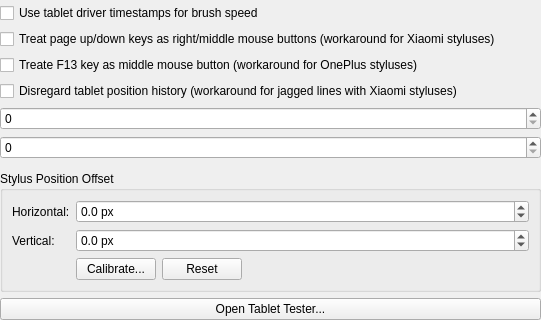
Qt form libs/ui/forms/wdgtabletsettings.ui (TinTans/krita) before a commit; both pictures show x 0 to 541 and y 441 to 761 of the 541 by 761 pixel window.
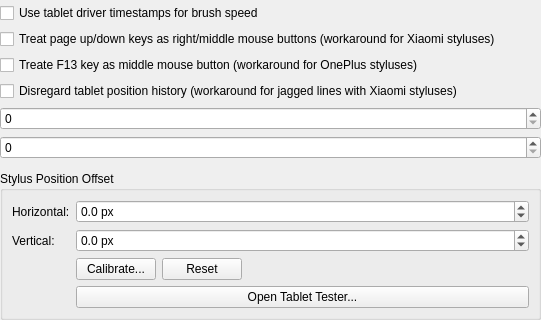
The same form after that commit. Custom widgets are drawn as their Qt base class.

```diff
--- a/libs/ui/forms/wdgtabletsettings.ui
+++ b/libs/ui/forms/wdgtabletsettings.ui
@@ -349,14 +349,14 @@
         </item>
        </layout>
       </item>
-     </layout>
-    </widget>
-   </item>
-   <item>
+      <item row="3" column="1">
     <widget class="QPushButton" name="btnTabletTest">
      <property name="text">
       <string>Open Tablet Tester...</string>
      </property>
+       </widget>
+      </item>
+     </layout>
     </widget>
    </item>
    <item>
```
Left out of the diff: 3 changed lines with no effect on the pictures. Lines whose indentation alone changed are shown as unchanged.
